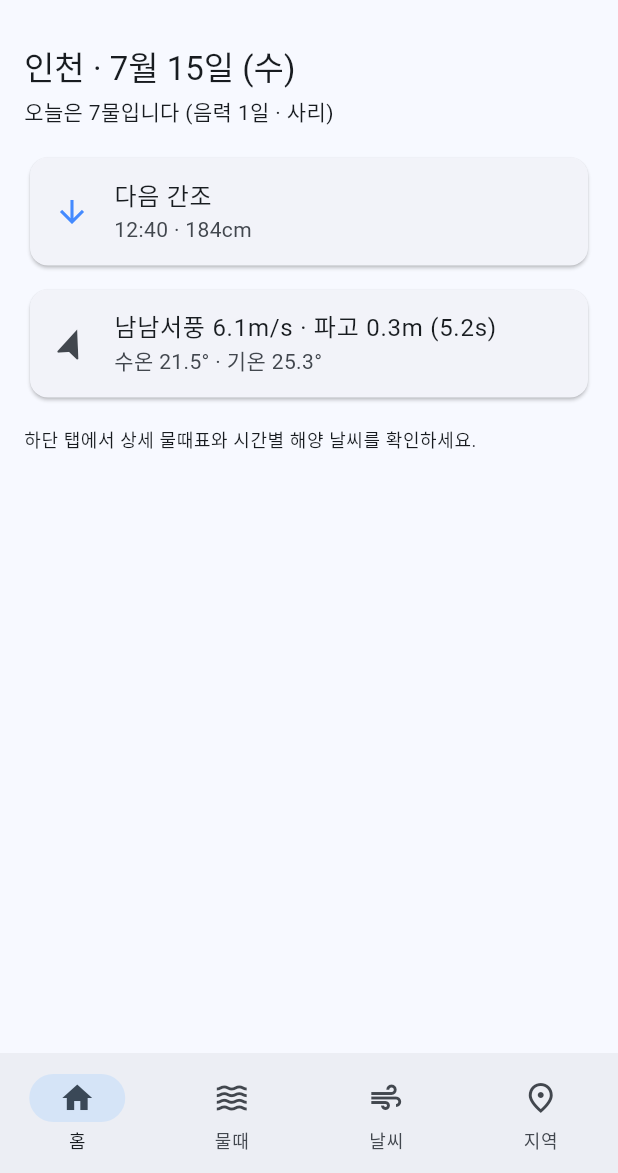
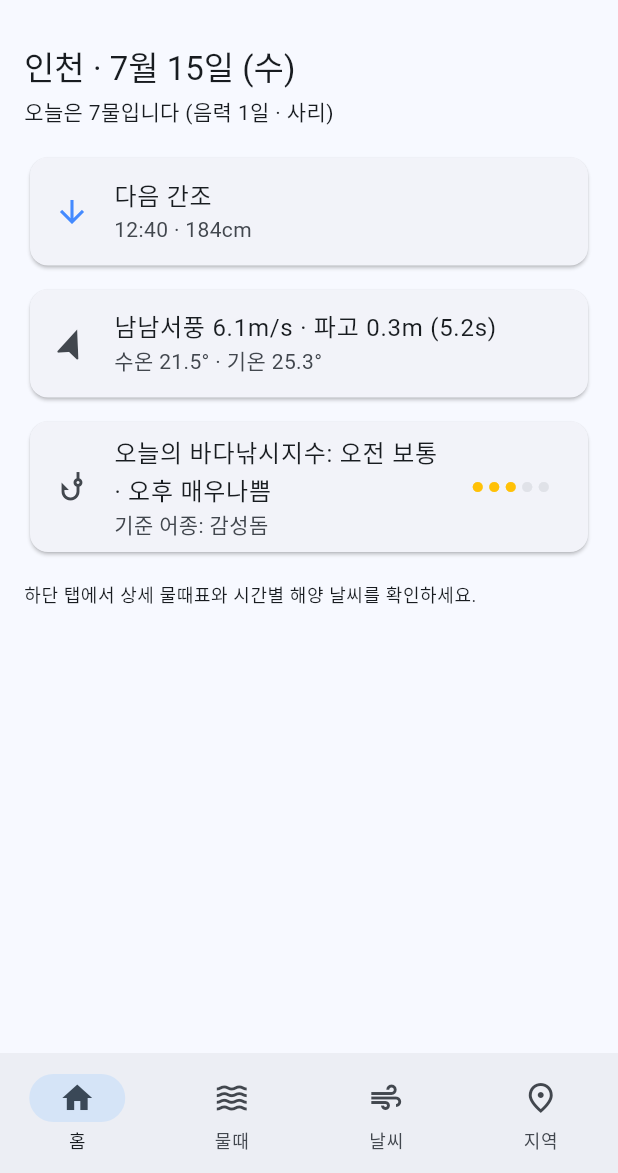
Before and after one commit to bisan74-lab/BadaMobile, a Flutter app: the screen it shows after launch, on a phone screen of 412 x 824 dp, the part 63-1236 px from its top. Run offline on Flutter 3.47's test engine with Material 3 defaults, Android fonts, the phone set to English and light mode, and no system bars; our stand-ins replace flutter_riverpod; network calls fail.

Commit message:
바다낚시지수 기능 추가 (공공데이터포털 API 연동 준비)
- fishing feature 신설: 5단계 낚시지수 모델, 목 리포지토리(물때 연동 합성),
  홈 대시보드에 오늘의 오전/오후 낚시지수 카드 + 점수 도트 표시
- DataGoKrFishingRepository 뼈대: apis.data.go.kr/1192136/fcstFishingv2,
  data.go.kr 공통 응답 봉투 파싱 구현 (필드 매핑은 샘플 응답 확인 후 확정)
- Env에 DATA_GO_KR_API_KEY 주입 지점 추가 (키는 저장소에 커밋하지 않음)
- 테스트 40개 통과 (낚시지수 등급/목/봉투 파싱 테스트 추가)

Co-Authored-By: Claude Fable 5 <noreply@anthropic.com>
Claude-Session: https://claude.ai/code/session_01UwJAvLga6vHoPoML5Ts7qP

```diff
--- /dev/null
+++ b/lib/features/fishing/data/models/fishing_index.dart
@@ -0,0 +1,66 @@
+/// 바다낚시지수 등급 (국립해양조사원 5단계).
+enum FishingGrade {
+  veryBad('매우나쁨', 1),
+  bad('나쁨', 2),
+  normal('보통', 3),
+  good('좋음', 4),
+  veryGood('매우좋음', 5);
+
+  const FishingGrade(this.label, this.score);
+
+  final String label;
+
+  /// 1(매우나쁨) ~ 5(매우좋음)
+  final int score;
+
+  static FishingGrade fromScore(int score) =>
+      values.firstWhere((g) => g.score == score.clamp(1, 5));
+
+  static FishingGrade fromLabel(String label) => values.firstWhere(
+    (g) => g.label == label.trim(),
+    orElse: () => FishingGrade.normal,
+  );
+}
+
+/// 특정 지점·날짜·시간대의 바다낚시지수.
+class FishingIndex {
+  const FishingIndex({
+    required this.date,
+    required this.timeSlot,
+    required this.grade,
+    this.species,
+    this.waveHeightM,
+    this.waterTempC,
+  });
+
+  final DateTime date;
+
+  /// '오전' / '오후'
+  final String timeSlot;
+  final FishingGrade grade;
+
+  /// 대상 어종 (API가 어종별 지수를 제공).
+  final String? species;
+  final double? waveHeightM;
+  final double? waterTempC;
+}
+
+/// 지점별 낚시지수 예보 묶음.
+class FishingForecast {
+  const FishingForecast({required this.locationId, required this.indices});
+
+  final String locationId;
+
+  /// 날짜·시간대 순.
+  final List<FishingIndex> indices;
+
+  /// [date]와 같은 날짜의 지수들.
+  List<FishingIndex> forDate(DateTime date) => indices
+      .where(
+        (i) =>
+            i.date.year == date.year &&
+            i.date.month == date.month &&
+            i.date.day == date.day,
+      )
+      .toList();
+}
--- /dev/null
+++ b/lib/features/fishing/presentation/providers.dart
@@ -0,0 +1,20 @@
+import 'package:flutter_riverpod/flutter_riverpod.dart';
+
+import '../../locations/data/models/sea_location.dart';
+import '../data/models/fishing_index.dart';
+import '../data/repositories/fishing_repository.dart';
+import '../data/repositories/mock_fishing_repository.dart';
+
+/// 낚시지수 리포지토리 주입 지점.
+///
+/// 공공데이터포털 API(바다낚시지수) 활용신청은 승인되었으나 응답 필드 매핑을
+/// 확정하기 전까지는 목 구현을 사용한다. 확정 후 DataGoKrFishingRepository로
+/// 교체한다 (실패 시 목 폴백 래퍼 포함 예정).
+final fishingRepositoryProvider = Provider<FishingRepository>(
+  (ref) => MockFishingRepository(),
+);
+
+final fishingForecastProvider =
+    FutureProvider.family<FishingForecast, SeaLocation>((ref, location) {
+      return ref.watch(fishingRepositoryProvider).fetchForecast(location);
+    });
--- a/lib/features/home/presentation/home_screen.dart
+++ b/lib/features/home/presentation/home_screen.dart
@@ -3,6 +3,8 @@ import 'package:flutter_riverpod/flutter_riverpod.dart';
 
 import '../../../core/utils/formatters.dart';
 import '../../../core/utils/mul_ttae.dart';
+import '../../fishing/data/models/fishing_index.dart';
+import '../../fishing/presentation/providers.dart';
 import '../../locations/presentation/providers.dart';
 import '../../tide/presentation/providers.dart';
 import '../../weather/presentation/providers.dart';
@@ -104,12 +106,70 @@ class HomeScreen extends ConsumerWidget {
               );
             },
           ),
+          const SizedBox(height: 8),
+          ref
+              .watch(fishingForecastProvider(location))
+              .when(
+                loading: () => const _LoadingCard(),
+                error: (e, _) => _ErrorCard(message: '낚시지수 오류: $e'),
+                data: (fishing) {
+                  final todayIndices = fishing.forDate(now);
+                  if (todayIndices.isEmpty) return const SizedBox.shrink();
+                  return Card(
+                    child: ListTile(
+                      leading: const Icon(Icons.phishing),
+                      title: Text(
+                        '오늘의 바다낚시지수: '
+                        '${todayIndices.map((i) => '${i.timeSlot} ${i.grade.label}').join(' · ')}',
+                      ),
+                      subtitle: todayIndices.first.species == null
+                          ? null
+                          : Text('기준 어종: ${todayIndices.first.species}'),
+                      trailing: _GradeDots(
+                        score: todayIndices.first.grade.score,
+                      ),
+                    ),
+                  );
+                },
+              ),
           const SizedBox(height: 16),
           Text(
             '하단 탭에서 상세 물때표와 시간별 해양 날씨를 확인하세요.',
             style: Theme.of(context).textTheme.bodySmall,
           ),
         ],
+      ),
+    );
+  }
+}
+
+/// 1~5점 낚시지수를 점 5개로 표시.
+class _GradeDots extends StatelessWidget {
+  const _GradeDots({required this.score});
+
+  final int score;
+
+  @override
+  Widget build(BuildContext context) {
+    final active = score >= 4
+        ? Colors.green
+        : score >= 3
+        ? Colors.amber
+        : Colors.redAccent;
+    return Row(
+      mainAxisSize: MainAxisSize.min,
+      children: List.generate(
+        FishingGrade.values.length,
+        (i) => Padding(
+          padding: const EdgeInsets.symmetric(horizontal: 1.5),
+          child: Icon(
+            Icons.circle,
+            size: 8,
+            color: i < score
+                ? active
+                : Theme.of(context).colorScheme.surfaceContainerHighest,
+          ),
+        ),
       ),
     );
   }
```
Also changed, not shown: lib/core/config/env.dart (+14 -4 lines), lib/features/fishing/data/repositories/data_go_kr_fishing_repository.dart (added, +84 -0 lines), lib/features/fishing/data/repositories/fishing_repository.dart (added, +12 -0 lines), lib/features/fishing/data/repositories/mock_fishing_repository.dart (added, +52 -0 lines), 3 other files.
